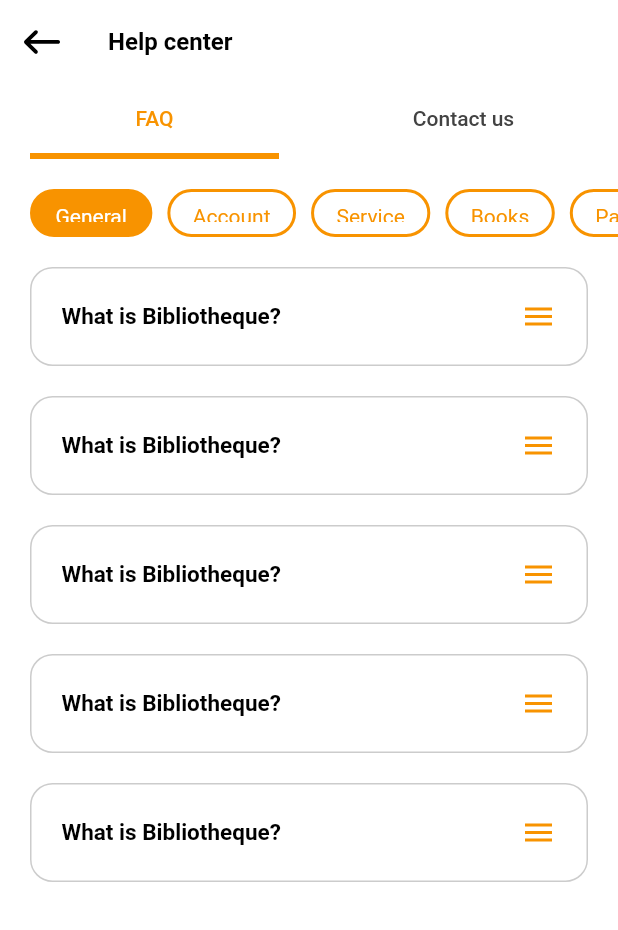
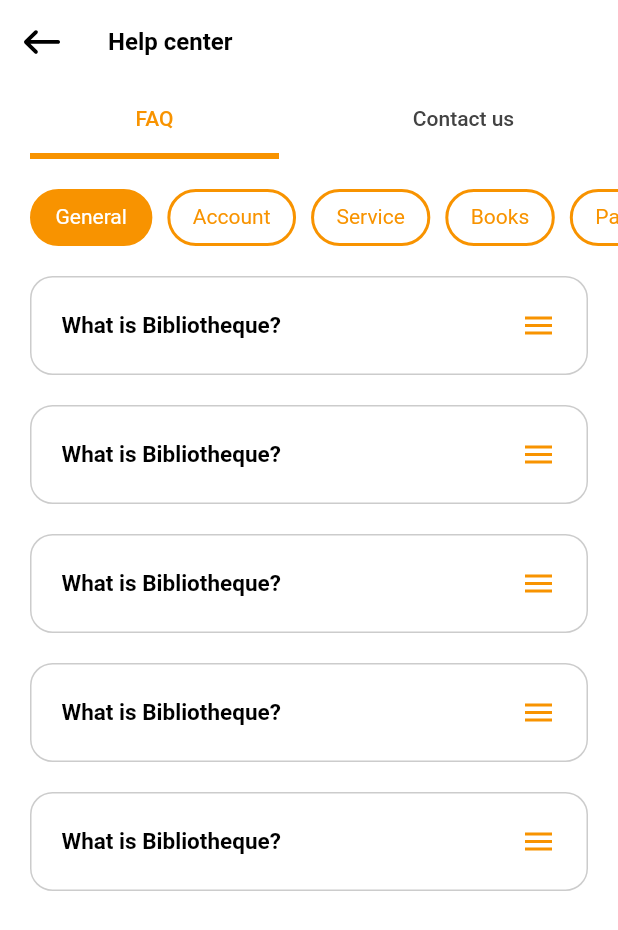
Before and after one commit to laitooo/bibliotheque, a Flutter app: the HelpCenterScreen screen opened directly, on a phone screen of 412 x 824 dp. Shown: the top 930 px of the screen. Run offline on Flutter 3.47's test engine with Material 2 defaults, Android fonts, the phone set to English and light mode, and no system bars; our stand-ins replace bloc, country_picker, flutter_bloc, flutter_rating_bar, flutter_svg, freezed_annotation and 4 more; accounts and stored records are empty; generated files the repository leaves out were written again.

Commit message:
added arabic and english fonts

```diff
--- a/assets/i18n/strings_ar.i18n.yaml
+++ b/assets/i18n/strings_ar.i18n.yaml
@@ -76,7 +76,7 @@ details:
   publisher: "الناشر"
   publishedOn: "تم النشر في"
   isbn: "ISBN"
-  all: "الك"
+  all: "الكل"
   reviews: "تعليقا"
   rateBook: "قيم هذا الكتاب"
   writeReview: "اكتب تعليق"
@@ -95,6 +95,7 @@ notifications:
   title: "الإشعارات"
   empty: "لا إشعارات"
   noNotifications: "ليس لديك إشعارات في الوقت الحالي"
+  newText: "جديد"
 
 search:
   startSearching: "ابدأ البحث"
--- a/assets/i18n/strings_en.i18n.yaml
+++ b/assets/i18n/strings_en.i18n.yaml
@@ -95,6 +95,7 @@ notifications:
   title: "Notifications"
   empty: "No notifications"
   noNotifications: "You don't have any notifications at this time"
+  newText: "New"
 
 search:
   startSearching: "Start searching"
--- a/lib/models/question.dart
+++ b/lib/models/question.dart
@@ -16,8 +16,10 @@ enum QuestionType {
 class Question with _$Question {
   const factory Question({
     required String id,
-    required String question,
-    required String answer,
+    required String questionAr,
+    required String questionEn,
+    required String answerAr,
+    required String answerEn,
     required QuestionType type,
   }) = _Question;
 
--- a/lib/ui/screens/settings/help/faq_tab.dart
+++ b/lib/ui/screens/settings/help/faq_tab.dart
@@ -44,7 +44,7 @@ class _FAQTabState extends State<FAQTab> {
           children: [
             const SizedBox(height: 10),
             SizedBox(
-              height: 32,
+              height: 38,
               width: MediaQuery.of(context).size.width,
               child: ListView(
                 shrinkWrap: true,
@@ -75,8 +75,7 @@ class _FAQTabState extends State<FAQTab> {
             ...state.faqs!
                 .map(
                   (faq) => FAQQuestionWidget(
-                    faq.question,
-                    faq.answer,
+                    faq,
                     iconColor: context.theme.activeColor,
                   ),
                 )
--- a/lib/ui/theme/data.dart
+++ b/lib/ui/theme/data.dart
@@ -1,3 +1,4 @@
+import 'package:bibliotheque/utils/preferences.dart';
 import 'package:flutter/material.dart';
 
 // ignore_for_file: annotate_overrides
@@ -25,6 +26,9 @@ abstract class AppThemeData {
             color: textColor1,
           ),
         ),
+        fontFamily: (prefs.getPreferredLanguage() ?? 'en') == "ar"
+            ? "Readex_Pro"
+            : "Roboto",
       );
 
   _InputThemeData get input;
--- a/lib/ui/widgets/faq_question_widget.dart
+++ b/lib/ui/widgets/faq_question_widget.dart
@@ -1,14 +1,14 @@
 import 'package:bibliotheque/blocs/theme_bloc.dart';
+import 'package:bibliotheque/models/question.dart';
+import 'package:bibliotheque/utils/locale_based_string_selector.dart';
 import 'package:flutter/material.dart';
 
 class FAQQuestionWidget extends StatefulWidget {
-  final String question;
-  final String answer;
+  final Question question;
   final Color? iconColor;
 
   const FAQQuestionWidget(
-    this.question,
-    this.answer, {
+    this.question, {
     Key? key,
     this.iconColor = Colors.black,
   }) : super(key: key);
@@ -62,7 +62,11 @@ class FAQQuestionWidgetState extends State<FAQQuestionWidget>
               mainAxisSize: MainAxisSize.min,
               children: [
                 Text(
-                  widget.question,
+                  LocaleBasedStringSelector.select(
+                    context,
+                    widget.question.questionAr,
+                    widget.question.questionEn,
+                  ),
                   style: TextStyle(
                       fontSize: 15,
                       fontWeight: FontWeight.bold,
@@ -89,7 +93,11 @@ class FAQQuestionWidgetState extends State<FAQQuestionWidget>
                 ),
                 const SizedBox(height: 10),
                 Text(
-                  widget.answer,
+                  LocaleBasedStringSelector.select(
+                    context,
+                    widget.question.answerAr,
+                    widget.question.answerEn,
+                  ),
                   style: TextStyle(
                     fontSize: 14,
                     color: context.theme.textColor4,
--- a/lib/ui/widgets/notification_card.dart
+++ b/lib/ui/widgets/notification_card.dart
@@ -1,4 +1,5 @@
 import 'package:bibliotheque/blocs/theme_bloc.dart';
+import 'package:bibliotheque/i18n/translations.dart';
 import 'package:bibliotheque/ui/common_widgets/svg.dart';
 import 'package:bibliotheque/utils/locale_date_format.dart';
 import 'package:flutter/material.dart';
@@ -83,7 +84,7 @@ class NotificationCard extends StatelessWidget {
                       borderRadius: BorderRadius.circular(5),
                     ),
                     child: Text(
-                      "New",
+                      t.notifications.newText,
                       style: TextStyle(
                         fontSize: 12,
                         color: context.theme.textColor2,
@@ -118,7 +119,7 @@ class NotificationCard extends StatelessWidget {
       case nt.NotificationType.securityUpdates:
         return "success.svg";
       case nt.NotificationType.multipleCardFeatures:
-        return "grid.svg";
+        return "grid_view.svg";
       case nt.NotificationType.creditCardConnected:
         return "wallet.svg";
       default:
```
Also changed, not shown: lib/repos/faqs_repo.dart (+9 -2 lines), lib/utils/generator.dart (+8 -4 lines).
